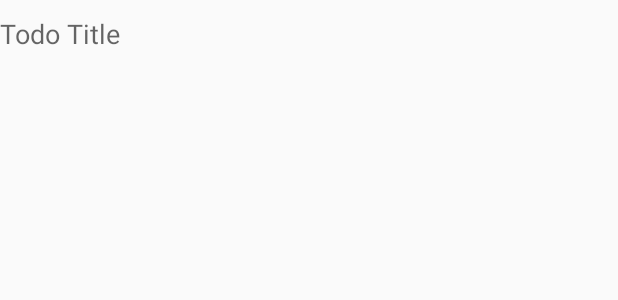
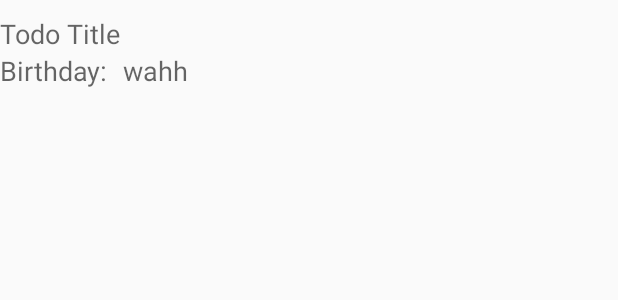
Before and after one commit to NathanSass/Catter, an Android app: the layout todo_item.xml on its own in the app's theme, with its tools: preview values and no code run, on a phone screen of 412 x 824 dp. Shown: the top 300 px of the screen. Run offline under Robolectric (Android 15) with nearby library versions, the phone set to English and light mode, and no system bars.

Commit message:
the text edit in the dialog updates when a new date is selected from the datepicker

```diff
--- a/app/src/main/java/com/nathansass/todoapp/MainActivity.java
+++ b/app/src/main/java/com/nathansass/todoapp/MainActivity.java
@@ -68,7 +68,7 @@ public class MainActivity extends AppCompatActivity implements EditTodoDialogFra
 
                 Todo todo = todoArr.get(position);
                 todo.position = position;
-                showAlertDialog(todo);
+                showTodoEditDialog(todo);
 
             }
         });
@@ -84,13 +84,14 @@ public class MainActivity extends AppCompatActivity implements EditTodoDialogFra
         if (todoTitle.length() > 0) { // validation for new items
             Todo newTodo = new Todo();
             newTodo.title = todoTitle;
+            newTodo.birthDay = System.currentTimeMillis();
             newTodo.save();
             todoAdapter.add(newTodo);
             etEditText.setText("");
         }
     }
 
-    private void showAlertDialog(Todo todo) {
+    private void showTodoEditDialog(Todo todo) {
         FragmentManager fm = getSupportFragmentManager();
         editTodoDialogFragment = EditTodoDialogFragment.newInstance(todo);
         editTodoDialogFragment.show(fm, "edit_todo_dialog_fragment");
@@ -100,6 +101,7 @@ public class MainActivity extends AppCompatActivity implements EditTodoDialogFra
     public void onDialogMessage(Todo newTodo) {
         Todo todo = todoArr.get(newTodo.position);
         todo.title = newTodo.title;
+        todo.birthDay = newTodo.birthDay;
 
         todoArr.set(newTodo.position, todo);
         todoAdapter.notifyDataSetChanged();
--- a/app/src/main/res/layout/todo_item.xml
+++ b/app/src/main/res/layout/todo_item.xml
@@ -1,7 +1,8 @@
 <?xml version="1.0" encoding="utf-8"?>
 <LinearLayout xmlns:android="http://schemas.android.com/apk/res/android"
-                android:layout_width="match_parent"
-                android:layout_height="match_parent">
+              android:layout_width="match_parent"
+              android:layout_height="match_parent"
+              android:orientation="vertical">
 
 
     <TextView
@@ -13,6 +14,28 @@
         android:layout_alignParentTop="true"
         android:layout_alignParentLeft="true"
         android:layout_alignParentStart="true"
-        android:layout_marginTop="10dp"
-        android:layout_marginBottom="10dp"/>
+        android:layout_marginTop="10dp" />
+
+    <LinearLayout
+        android:layout_width="match_parent"
+        android:layout_height="match_parent"
+        android:orientation="horizontal"
+        android:layout_marginBottom="10dp">
+
+        <TextView
+            android:layout_width="wrap_content"
+            android:layout_height="wrap_content"
+            android:textAppearance="?android:attr/textAppearanceMedium"
+            android:text="@string/birthday"
+            android:id="@+id/labelBirthday"/>
+        <TextView
+            android:layout_width="wrap_content"
+            android:layout_height="wrap_content"
+            android:textAppearance="?android:attr/textAppearanceMedium"
+            android:text="wahh"
+            android:layout_marginLeft="10dp"
+            android:id="@+id/tvBirthday"/>
+
+    </LinearLayout>
+
 </LinearLayout>
--- a/app/src/main/res/values/strings.xml
+++ b/app/src/main/res/values/strings.xml
@@ -10,4 +10,5 @@
     <!-- TODO: Remove or change this placeholder text -->
     <string name="hello_blank_fragment">Hello blank fragment</string>
     <string name="addBday">Add Birthday:</string>
+    <string name="birthday">Birthday:</string>
 </resources>
```
Also changed, not shown: app/src/main/java/com/nathansass/todoapp/CustomTodoAdapter.java (+20 -1 lines), app/src/main/java/com/nathansass/todoapp/EditTodoDialogFragment.java (+8 -0 lines), app/src/main/java/com/nathansass/todoapp/Todo.java (+7 -1 lines).
